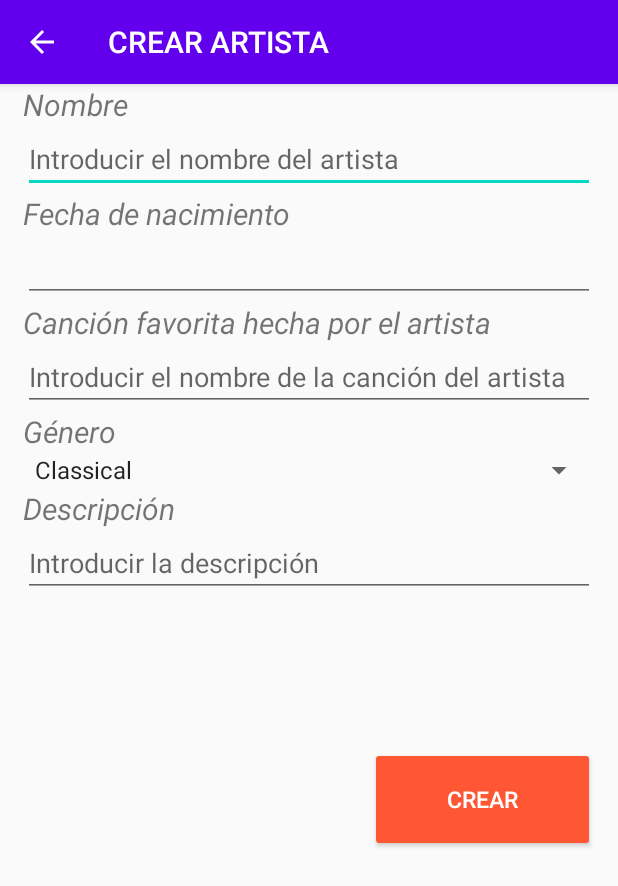
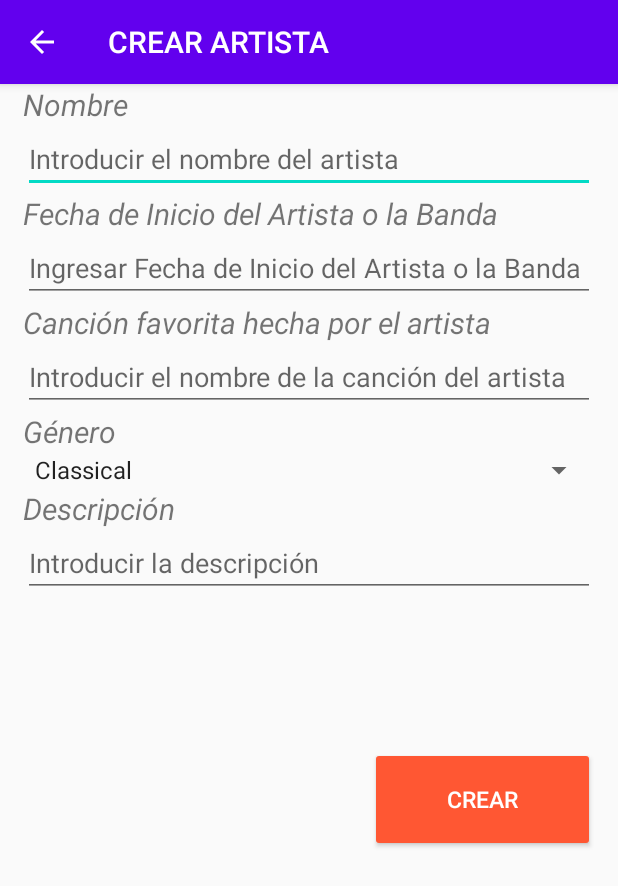
Before and after one commit to ACardenasJ/DesarrolloMovilMISO, an Android app: the CrearArtistaActivity screen opened directly, with no data from a screen before it, on a phone screen of 412 x 824 dp. Shown: the top 886 px of the screen. Run offline under Robolectric (Android 15) with nearby library versions, the phone set to English and light mode, and no system bars; our stand-ins replace Volley; network calls fail.

Commit message:
Correccion de Bug fecha nacimiento

```diff
--- a/app/src/main/res/layout/activity_crear_artista.xml
+++ b/app/src/main/res/layout/activity_crear_artista.xml
@@ -32,7 +32,7 @@
             android:id="@+id/lblYear"
             android:layout_width="match_parent"
             android:layout_height="wrap_content"
-            android:text="Fecha de nacimiento"
+            android:text="Fecha de Inicio del Artista o la Banda"
             android:textStyle="italic"
             android:textSize="20dp"
             />
@@ -42,6 +42,7 @@
             android:layout_height="wrap_content"
             android:ems="10"
             android:inputType="date"
+            android:hint="Ingresar Fecha de Inicio del Artista o la Banda"
             />
         <TextView
             android:id="@+id/lblSong"
```
